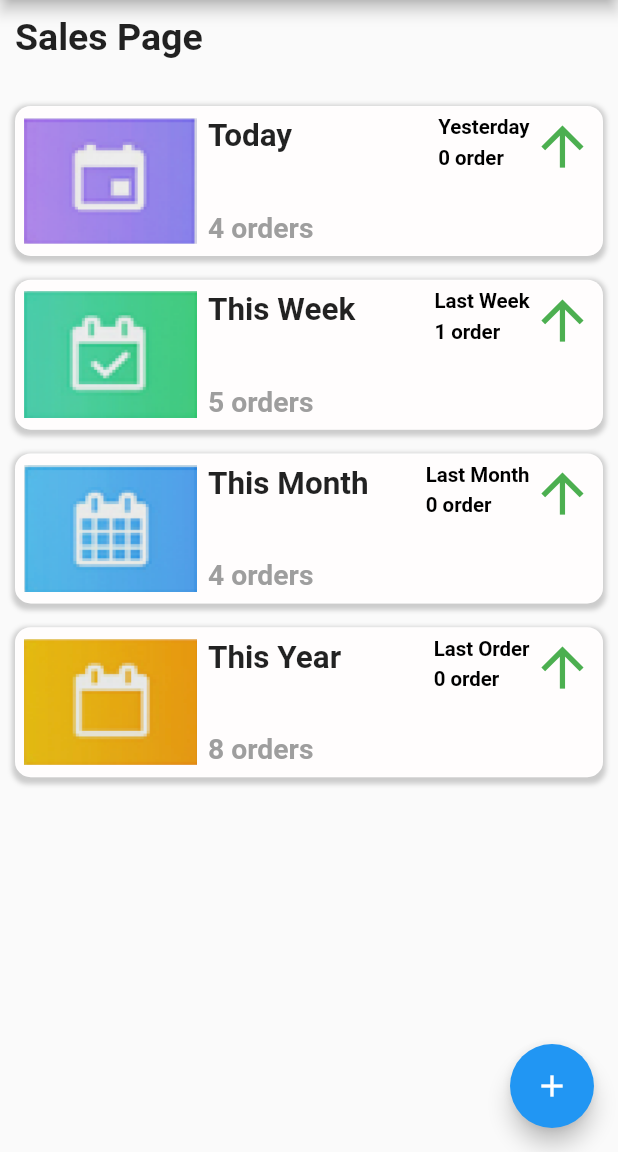
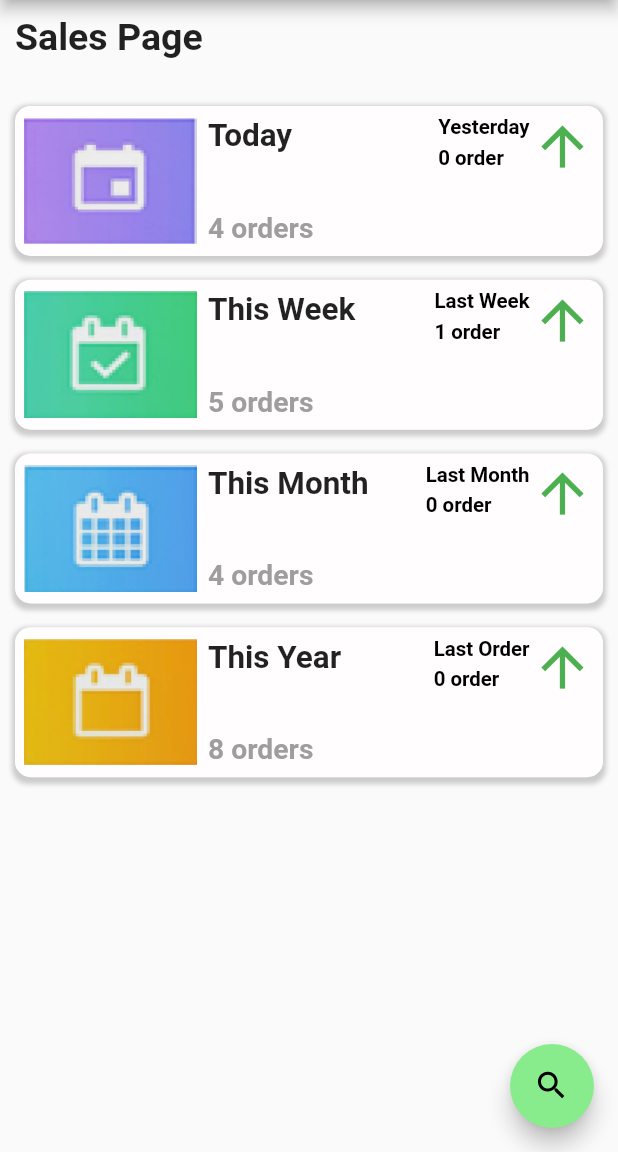
Before and after one commit to dynamic0000/Pivotal-ERP, a Flutter app: the UserHomeScreen screen opened directly, on a phone screen of 412 x 824 dp, the part 84-1236 px from its top. Run offline on Flutter 3.47's test engine with Material 2 defaults, Android fonts, the phone set to English and light mode, and no system bars; drawn by our look-alikes of flutter_speed_dial; our stand-ins replace dotted_border, file_picker, flutter_screenutil, fluttertoast, form_field_validator, image_picker.

Commit message:
chnange in speeddial

```diff
--- a/lib/view/widgets/speedDial_icons.dart
+++ b/lib/view/widgets/speedDial_icons.dart
@@ -15,16 +15,20 @@ class _SpeedDialIconState extends State<SpeedDialIcon> {
   @override
   Widget build(BuildContext context) {
     return SpeedDial(
-      icon: Icons.add,
+      animatedIcon: AnimatedIcons.search_ellipsis,
+      foregroundColor: Colors.black,
+      backgroundColor: const Color.fromARGB(255, 136, 236, 140),
       spacing: 12,
       spaceBetweenChildren: 12,
       openCloseDial: isDialOpen,
+      overlayColor: const Color.fromARGB(255, 194, 194, 194),
+      overlayOpacity: 0.95,
       children: [
         SpeedDialChild(
-            backgroundColor: Colors.green,
+            backgroundColor: const Color.fromARGB(255, 136, 236, 140),
             child: const Icon(
               Icons.business,
-              color: Colors.white,
+              color: Colors.black,
             ),
             label: "New Sales Order",
             onTap: () {
@@ -34,10 +38,10 @@ class _SpeedDialIconState extends State<SpeedDialIcon> {
                       builder: (context) => const NewSalesOrder()));
             }),
         SpeedDialChild(
-          backgroundColor: Colors.green,
+          backgroundColor: const Color.fromARGB(255, 136, 236, 140),
           child: const Icon(
             Icons.exposure_zero_outlined,
-            color: Colors.white,
+            color: Colors.black,
           ),
           label: "Zero Sales Order",
           // onTap: () {
@@ -46,10 +50,10 @@ class _SpeedDialIconState extends State<SpeedDialIcon> {
           // }
         ),
         SpeedDialChild(
-            backgroundColor: Colors.green,
+            backgroundColor: const Color.fromARGB(255, 136, 236, 140),
             child: const Icon(
               Icons.person_add_alt_1_outlined,
-              color: Colors.white,
+              color: Colors.black,
             ),
             label: "New Customer",
             onTap: () {
@@ -59,24 +63,26 @@ class _SpeedDialIconState extends State<SpeedDialIcon> {
                       builder: (context) => const NewCustomerScreen()));
             }),
         SpeedDialChild(
-            backgroundColor: Colors.green,
+            backgroundColor: const Color.fromARGB(255, 136, 236, 140),
             child: const Icon(
               Icons.person,
-              color: Colors.white,
+              color: Colors.black,
             ),
             label: "My Customer"),
         SpeedDialChild(
-            backgroundColor: Colors.green,
-            child: const Icon(
-              Icons.people_alt_outlined,
-              color: Colors.white,
-            ),
-            label: "My Colleagues"),
+          backgroundColor: const Color.fromARGB(255, 136, 236, 140),
+          child: const Icon(
+            Icons.people_alt_outlined,
+            color: Colors.black,
+          ),
+          label: "My Colleagues",
+          // labelStyle: TextTheme(fonn)
+        ),
         SpeedDialChild(
-            backgroundColor: Colors.green,
+            backgroundColor: const Color.fromARGB(255, 136, 236, 140),
             child: const Icon(
               Icons.location_city_outlined,
-              color: Colors.white,
+              color: Colors.black,
             ),
             label: "Live Colleagues"),
       ],
```
